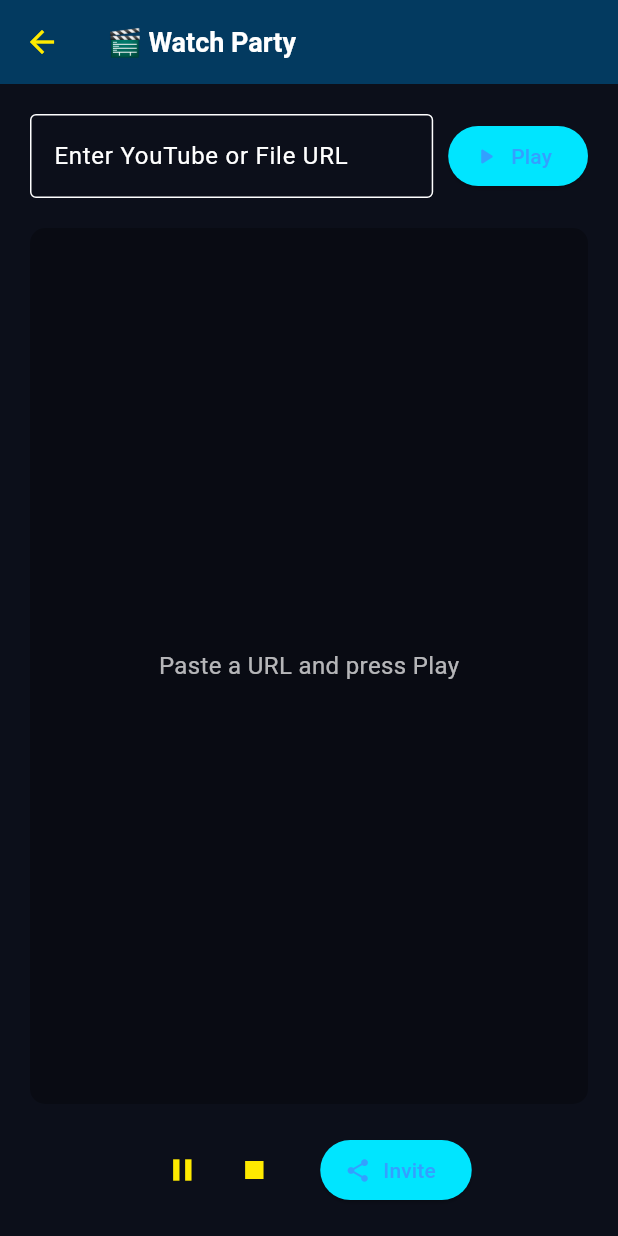
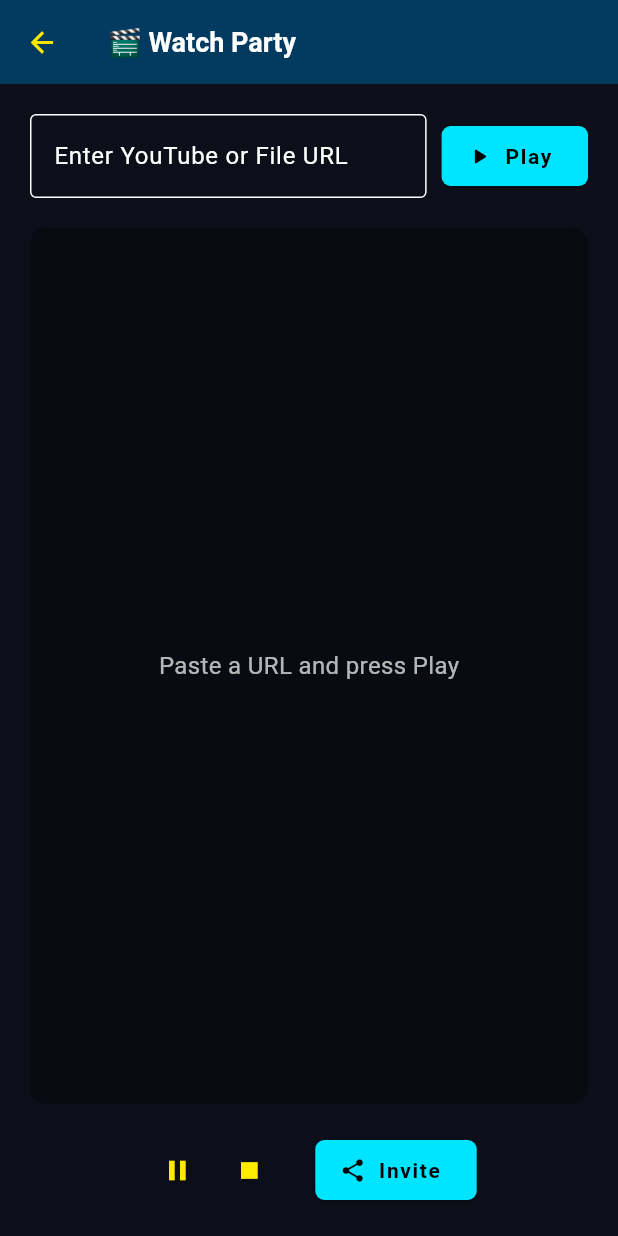
Before and after one commit to lionsarmor/OMNICOM_NEBULA, a Flutter app: the WatchPartyPage screen opened by its route, on a phone screen of 412 x 824 dp. Run offline on Flutter 3.47's test engine with Material 3 defaults, Android fonts, the phone set to English and light mode, and no system bars; our stand-ins replace audioplayers, shared_preferences; accounts and stored records are empty.

```diff
--- a/nebula_frontend/lib/screens/login_page.dart
+++ b/nebula_frontend/lib/screens/login_page.dart
@@ -163,11 +163,15 @@ class _LoginPageState extends State<LoginPage> {
                     IconButton(
                       icon: Icon(
                         isDark
-                            ? Icons.wb_sunny_rounded
-                            : Icons.dark_mode_rounded,
+                            ? Icons
+                                  .wb_sunny_rounded // ☀️ show sun when in dark mode
+                            : Icons
+                                  .dark_mode_rounded, // 🌙 show moon when in light mode
                         color: isDark
-                            ? AppColors.accentDark
-                            : AppColors.primaryLight,
+                            ? AppColors
+                                  .accentDark // neon yellow for sun in dark mode
+                            : AppColors
+                                  .primaryLightDark, // deep navy for moon in light mode (visible)
                       ),
                       tooltip: isDark
                           ? "Switch to Light Mode"
--- a/nebula_frontend/lib/theme/app_colors.dart
+++ b/nebula_frontend/lib/theme/app_colors.dart
@@ -12,8 +12,13 @@ class AppColors {
   static const backgroundDark = Color(0xFF0C0F1A);
   static const surfaceDark = Color(0xFF141B2E);
   static const primaryDark = Color(0xFF33A0FF); // Electric blue highlight
+  static const primaryDarkDim = Color(0xFF1E70CC); // Dimmed variant for icons
+  static const primaryDarkBright = Color(0xFF66B8FF); // Brighter edge / hover
   static const accentDark = Color(0xFFFFEA00); // Neon yellow accents
+  static const accentDarkSoft = Color(0xFFFFF380); // Softer yellow glow
+  static const accentDarkDeep = Color(0xFFCFC000); // Deeper yellow for contrast
   static const textDark = Colors.white70;
+  static const textDarkStrong = Colors.white;
   static const borderDark = Color(0xFF1E2435);
 
   // =============================
@@ -22,8 +27,19 @@ class AppColors {
   static const backgroundLight = Color(0xFFE4E9F4); // Soft gray-blue base
   static const surfaceLight = Color(0xFFD9E4FF); // Panel / card blue
   static const primaryLight = Color(0xFF0044AA); // AOL deep blue
-  static const accentLight = Color(0xFF0066FF); // Hover / link blue
+  static const primaryLightDark = Color(
+    0xFF002A66,
+  ); // Deeper blue (navbar / icons)
+  static const primaryLightBright = Color(
+    0xFF1A73E8,
+  ); // Accent blue (hover / link)
+  static const accentLight = Color(0xFF0066FF); // Bright link blue
+  static const accentLightSoft = Color(0xFF99C2FF); // Lighter hover tone
+  static const accentLightHighlight = Color(
+    0xFFFFEA00,
+  ); // Shared neon accent for buttons
   static const textLight = Color(0xFF001A44); // Strong navy for text
+  static const textLightMuted = Color(0xFF334D80);
   static const borderLight = Color(0xFFB3C7FF);
 
   // =============================
--- a/nebula_frontend/lib/theme/app_theme.dart
+++ b/nebula_frontend/lib/theme/app_theme.dart
@@ -12,15 +12,17 @@ class AppTheme {
     useMaterial3: true,
     fontFamily: 'Roboto',
     scaffoldBackgroundColor: AppColors.backgroundDark,
+
     colorScheme: const ColorScheme.dark(
       primary: AppColors.primaryDark,
       secondary: AppColors.accentDark,
+      surface: AppColors.surfaceDark,
       background: AppColors.backgroundDark,
-      surface: AppColors.surfaceDark,
       error: AppColors.error,
       onPrimary: Colors.white,
       onSecondary: Colors.black,
     ),
+
     appBarTheme: const AppBarTheme(
       backgroundColor: AppColors.surfaceDark,
       elevation: 2,
@@ -31,33 +33,56 @@ class AppTheme {
       ),
       iconTheme: IconThemeData(color: AppColors.accentDark),
     ),
-    iconTheme: const IconThemeData(color: AppColors.accentDark),
+
+    iconTheme: const IconThemeData(color: AppColors.accentDark, size: 22),
+
     floatingActionButtonTheme: const FloatingActionButtonThemeData(
       backgroundColor: AppColors.accentDark,
       foregroundColor: Colors.black,
     ),
+
+    elevatedButtonTheme: ElevatedButtonThemeData(
+      style: ElevatedButton.styleFrom(
+        backgroundColor: AppColors.accentDark,
+        foregroundColor: Colors.black,
+        textStyle: const TextStyle(
+          fontWeight: FontWeight.bold,
+          letterSpacing: 1.1,
+        ),
+        shape: RoundedRectangleBorder(
+          borderRadius: BorderRadius.all(Radius.circular(6)),
+        ),
+      ),
+    ),
+
+    textButtonTheme: TextButtonThemeData(
+      style: TextButton.styleFrom(foregroundColor: AppColors.primaryDarkBright),
+    ),
+
     textTheme: const TextTheme(
       bodyMedium: TextStyle(color: AppColors.textDark),
-      bodyLarge: TextStyle(color: AppColors.textDark, fontSize: 16),
+      bodyLarge: TextStyle(color: AppColors.textDarkStrong, fontSize: 16),
       labelLarge: TextStyle(color: AppColors.accentDark),
     ),
   );
 
-  /// ☀️ LIGHT MODE — Classic AOL blue theme
+  /// ☀️ LIGHT MODE — Classic AOL blue + yellow highlights
   static final ThemeData light = ThemeData(
     brightness: Brightness.light,
     useMaterial3: true,
     fontFamily: 'Roboto',
     scaffoldBackgroundColor: AppColors.backgroundLight,
+
     colorScheme: const ColorScheme.light(
       primary: AppColors.primaryLight,
-      secondary: AppColors.accentLight,
+      secondary: AppColors.accentLightHighlight,
+      surface: AppColors.surfaceLight,
       background: AppColors.backgroundLight,
-      surface: AppColors.surfaceLight,
       error: AppColors.error,
       onPrimary: Colors.white,
-      onSecondary: Colors.white,
+      onSecondary: Colors.black,
     ),
+
     appBarTheme: const AppBarTheme(
       backgroundColor: AppColors.surfaceLight,
       elevation: 2,
@@ -66,17 +91,43 @@ class AppTheme {
         fontSize: 18,
         fontWeight: FontWeight.w600,
       ),
-      iconTheme: IconThemeData(color: AppColors.primaryLight),
+      iconTheme: IconThemeData(
+        color: AppColors.primaryLightDark, // 🌙 darker icon color
+      ),
     ),
-    iconTheme: const IconThemeData(color: AppColors.primaryLight),
+
+    iconTheme: const IconThemeData(color: AppColors.primaryLightDark, size: 22),
+
     floatingActionButtonTheme: const FloatingActionButtonThemeData(
       backgroundColor: AppColors.primaryLight,
       foregroundColor: Colors.white,
     ),
+
+    elevatedButtonTheme: ElevatedButtonThemeData(
+      style: ElevatedButton.styleFrom(
+        backgroundColor: AppColors.accentLightHighlight, // 🟡 yellow buttons
+        foregroundColor: AppColors.textLight, // navy text
+        textStyle: const TextStyle(
+          fontWeight: FontWeight.bold,
+          letterSpacing: 1.1,
+        ),
+        elevation: 3,
+        shape: RoundedRectangleBorder(
+          borderRadius: BorderRadius.all(Radius.circular(6)),
+        ),
+      ),
+    ),
+
+    textButtonTheme: TextButtonThemeData(
+      style: TextButton.styleFrom(
+        foregroundColor: AppColors.primaryLightBright, // blue links
+      ),
+    ),
+
     textTheme: const TextTheme(
       bodyMedium: TextStyle(color: AppColors.textLight),
       bodyLarge: TextStyle(color: AppColors.textLight, fontSize: 16),
-      labelLarge: TextStyle(color: AppColors.accentLight),
+      labelLarge: TextStyle(color: AppColors.primaryLightBright),
     ),
   );
 }
```
